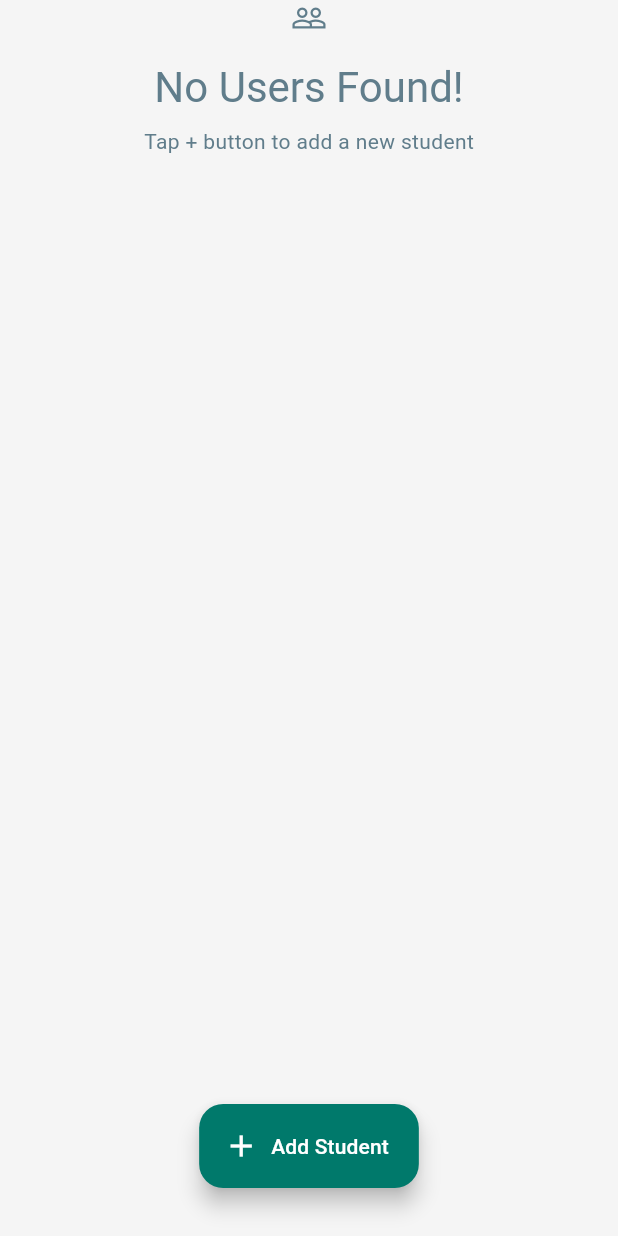
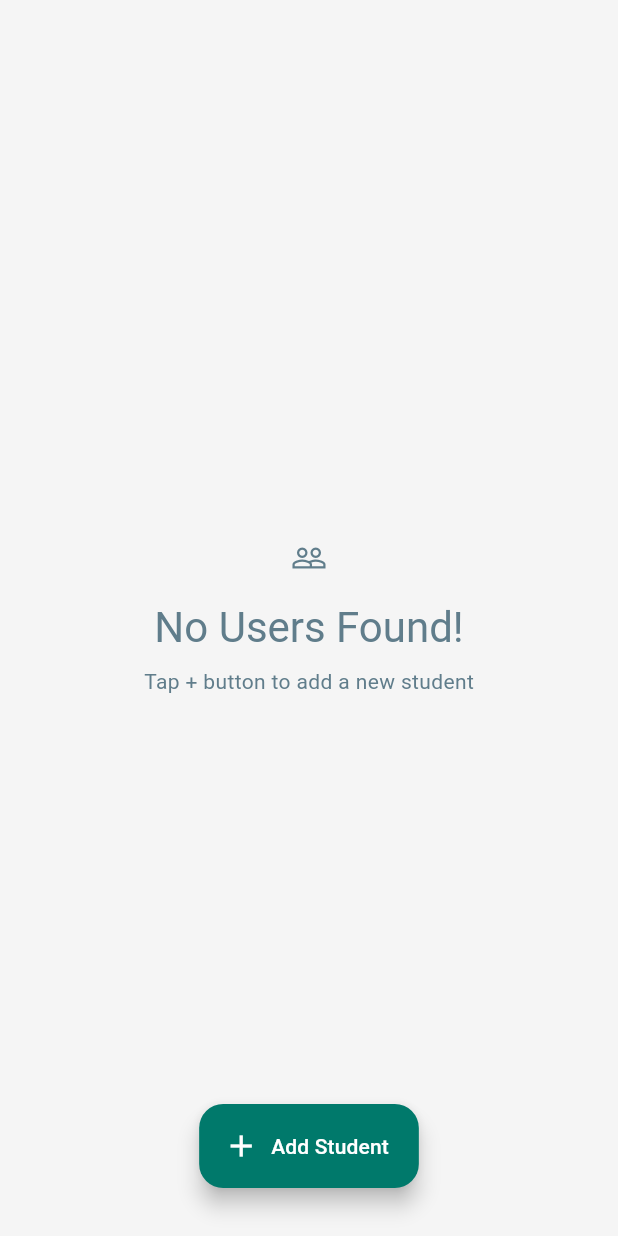
Before and after one commit to pourbehzad/student_list, a Flutter app: the screen it shows after launch, on a phone screen of 412 x 824 dp. Run offline on Flutter 3.47's test engine with Material 3 defaults, Android fonts, the light colour scheme and no system bars; our stand-ins replace dio; network calls fail.

Commit message:
refactor(UI): improvement

```diff
--- a/lib/screens/users_list_screen.dart
+++ b/lib/screens/users_list_screen.dart
@@ -95,6 +95,7 @@ class _UsersListScreenState extends State<UsersListScreen> {
           : users.isEmpty
           ? Center(
               child: Column(
+                mainAxisAlignment: MainAxisAlignment.center,
                 children: [
                   Icon(Icons.people_outline, color: Colors.blueGrey),
                   const SizedBox(height: 16),
--- a/lib/widgets/user_list_item.dart
+++ b/lib/widgets/user_list_item.dart
@@ -80,7 +80,7 @@ class UserListItem extends StatelessWidget {
             radius: 25,
             backgroundColor: _getAvatarColor(user.id),
             child: Text(
-              user.name.isNotEmpty ? user.name[0] : '',
+              user.name.isNotEmpty ? user.name[0].toUpperCase() : '',
               style: TextStyle(
                 color: Colors.white,
                 fontWeight: FontWeight.bold,
```
